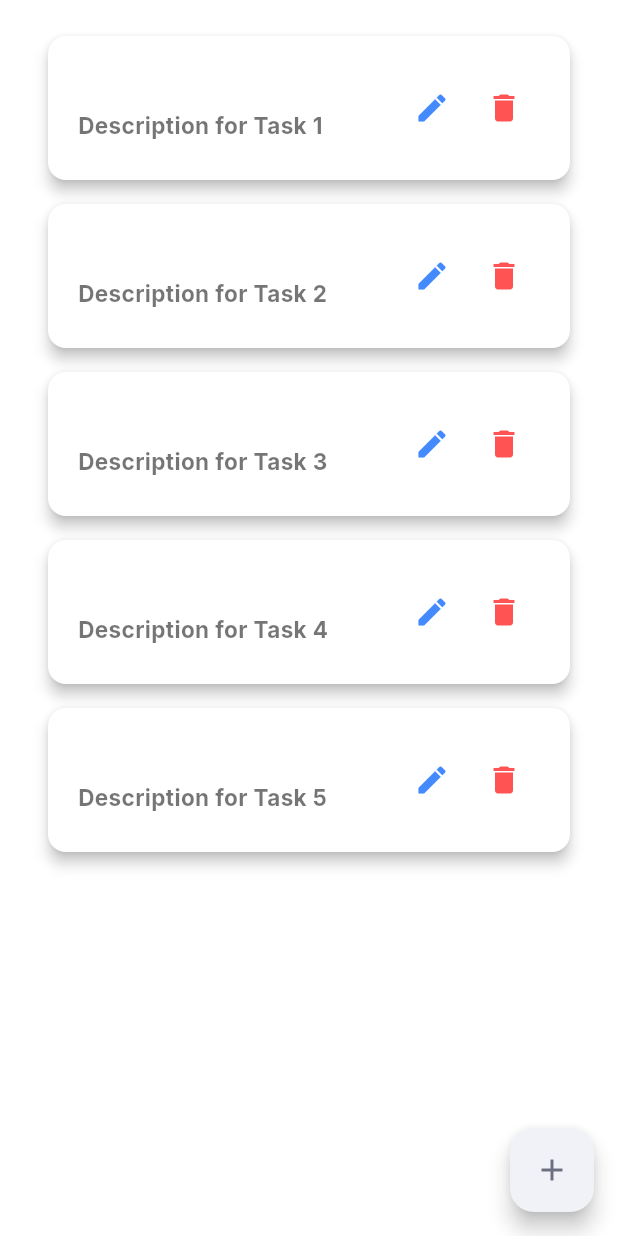
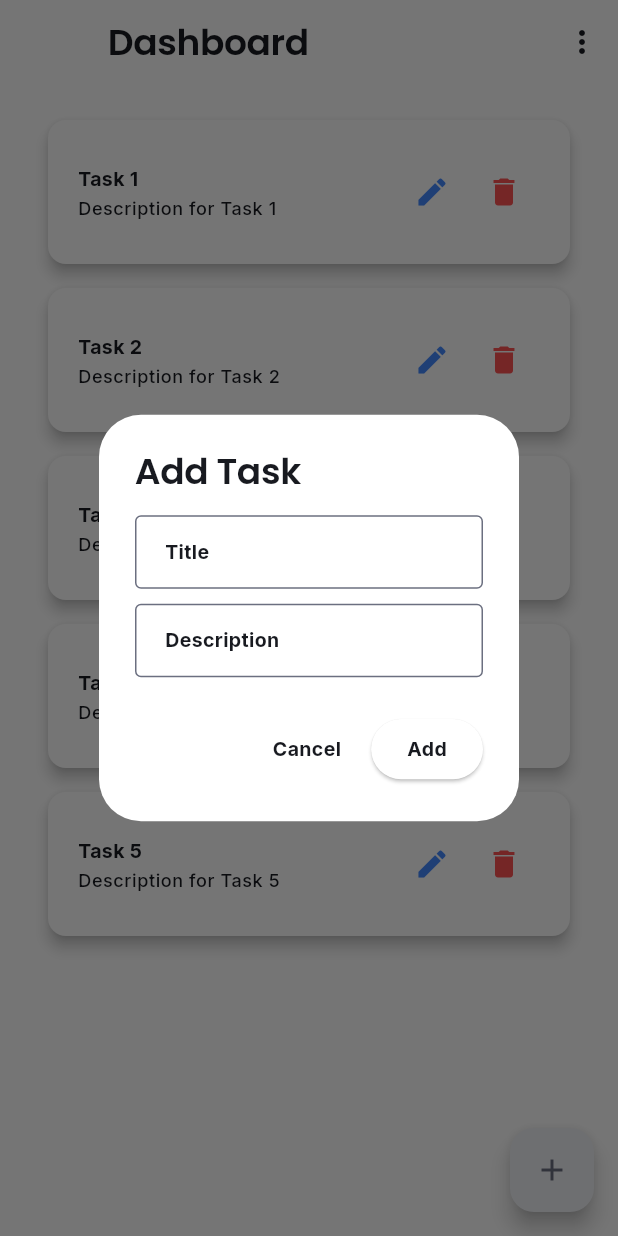
Before and after one commit to HhCruZ21/ToDo, a Flutter app: the DashboardPage screen opened by its route, after a tap on the "add" icon, on a phone screen of 412 x 824 dp. Run offline on Flutter 3.47's test engine with Material 3 defaults, Android fonts, the phone set to English and light mode, and no system bars; our stand-ins replace google_fonts.

Commit message:
Basic skeleton for the app completed

```diff
--- a/lib/views/dashboard/dashboard.dart
+++ b/lib/views/dashboard/dashboard.dart
@@ -1,11 +1,13 @@
 import 'package:flutter/material.dart';
+import 'package:flutter_application_1/views/dashboard/widgets/add_task.dart';
+import 'package:flutter_application_1/widgets/show_dialog.dart';
 
+import '../../config/routes.dart';
 import '../../models/task_model.dart';
+import '../../widgets/text_widgets.dart';
+import 'widgets/dashboard_menu.dart';
 import 'widgets/task_card.dart';
-
-//On edit show dialog with edit input
-//on create show dialog with input field
-//on delete ask for confirmation using dialog
+import 'widgets/task_list.dart';
 
 class DashboardPage extends StatefulWidget {
   const DashboardPage({super.key});
@@ -22,29 +24,37 @@ class _DashboardPageState extends State<DashboardPage> {
     Task(title: 'Task 4', description: 'Description for Task 4'),
     Task(title: 'Task 5', description: 'Description for Task 5'),
   ];
+
+  _onAddTask(BuildContext context) {
+    showDialog(
+        context: context,
+        builder: (context) {
+          return const AddTaskDialog();
+        });
+  }
+
   @override
   Widget build(BuildContext context) {
     return Scaffold(
+      appBar: AppBar(
+        title: const DisplayLargeText('Dashboard'),
+        actions: [const DashboardMenu()],
+      ),
       body: SafeArea(
         child: Padding(
           padding: EdgeInsets.fromLTRB(16.0, 16.0, 16.0, 0.0),
           child: SizedBox(
-              width: double.infinity,
-              child: SizedBox(
-                child: ListView.builder(
-                    itemCount: tasks.length,
-                    itemBuilder: (context, index) {
-                      return TaskCard(
-                        title: tasks[index].title,
-                        description: tasks[index].description,
-                      );
-                    }),
-              )),
+            width: double.infinity,
+            child: TaskList(
+              tasks: tasks,
+            ),
+          ),
         ),
       ),
       floatingActionButton: FloatingActionButton(
-        child: Icon(Icons.add),
-        onPressed: () {},
+        tooltip: 'Add Task',
+        child: const Icon(Icons.add),
+        onPressed: () => _onAddTask(context),
       ),
     );
   }
--- /dev/null
+++ b/lib/views/dashboard/widgets/add_task.dart
@@ -0,0 +1,50 @@
+import 'package:flutter/material.dart';
+import 'package:flutter_application_1/widgets/input_field.dart';
+import 'package:flutter_application_1/widgets/text_widgets.dart';
+
+class AddTaskDialog extends StatefulWidget {
+  const AddTaskDialog({super.key});
+
+  @override
+  State<AddTaskDialog> createState() => _AddTaskDialogState();
+}
+
+class _AddTaskDialogState extends State<AddTaskDialog> {
+  @override
+  Widget build(BuildContext context) {
+    final TextEditingController titleController = TextEditingController();
+    final TextEditingController descriptionController = TextEditingController();
+
+    return AlertDialog(
+      title: const DisplayLargeText('Add Task'),
+      content: Column(
+        mainAxisSize: MainAxisSize.min,
+        children: [
+          InputFieldWidget(
+            controller: titleController,
+            labelText: 'Title',
+          ),
+          const SizedBox(height: 10),
+          InputFieldWidget(
+            controller: descriptionController,
+            labelText: 'Description',
+          )
+        ],
+      ),
+      actions: [
+        TextButton(
+          onPressed: () {
+            Navigator.of(context).pop();
+          },
+          child: const BodyMediumText('Cancel'),
+        ),
+        ElevatedButton(
+          onPressed: () {
+            // Add task logic here
+          },
+          child: const BodyMediumText('Add'),
+        ),
+      ],
+    );
+  }
+}
--- a/lib/views/dashboard/widgets/task_card.dart
+++ b/lib/views/dashboard/widgets/task_card.dart
@@ -1,4 +1,8 @@
 import 'package:flutter/material.dart';
+
+import '../../../widgets/input_field.dart';
+import '../../../widgets/show_dialog.dart';
+import '../../../widgets/text_widgets.dart';
 
 class TaskCard extends StatefulWidget {
   const TaskCard({required this.title, required this.description, super.key});
@@ -11,9 +15,63 @@ class TaskCard extends StatefulWidget {
 }
 
 class _TaskCardState extends State<TaskCard> {
-  _onEdit(BuildContext context) {}
+  _onEdit(BuildContext context) {
+    final TextEditingController titleController = TextEditingController();
+    final TextEditingController descriptionController = TextEditingController();
+    showCustomDialog(
+        context: context,
+        title: const DisplayLargeText('Edit Task'),
+        content: Column(
+          mainAxisSize: MainAxisSize.min,
+          children: [
+            InputFieldWidget(
+              controller: titleController,
+              labelText: 'Title',
+            ),
+            const SizedBox(
+              height: 8,
+            ),
+            InputFieldWidget(
+                controller: descriptionController, labelText: 'Description'),
+          ],
+        ),
+        actions: [
+          TextButton(
+            onPressed: () => Navigator.of(context).pop(),
+            child: const BodyMediumText('Cancel'),
+          ),
+          const SizedBox(width: 4),
+          TextButton(
+            onPressed: () => Navigator.of(context).pop(),
+            child: const BodyMediumText('Save'),
+          ),
+        ]);
+  }
 
-  _onDelete(BuildContext context) {}
+  _onDelete(BuildContext context) {
+    showCustomDialog(
+      context: context,
+      title: const DisplayLargeText('Delete Task'),
+      content: Column(
+        mainAxisSize: MainAxisSize.min,
+        mainAxisAlignment: MainAxisAlignment.center,
+        children: [
+          BodyMediumText('Are you sure you want to delete this task?'),
+        ],
+      ),
+      actions: [
+        TextButton(
+          onPressed: () => Navigator.of(context).pop(),
+          child: const BodyMediumText('Cancel'),
+        ),
+        const SizedBox(width: 4),
+        TextButton(
+          onPressed: () => Navigator.of(context).pop(),
+          child: const BodyMediumText('Save'),
+        ),
+      ],
+    );
+  }
 
   @override
   Widget build(BuildContext context) {
@@ -24,14 +82,8 @@ class _TaskCardState extends State<TaskCard> {
       child: ListTile(
         contentPadding:
             const EdgeInsets.symmetric(horizontal: 20, vertical: 12),
-        title: Text(
-          widget.title,
-          style: const TextStyle(fontWeight: FontWeight.bold, fontSize: 18),
-        ),
-        subtitle: Text(
-          widget.description,
-          style: const TextStyle(fontSize: 15, color: Colors.black54),
-        ),
+        title: BodyMediumText(widget.title),
+        subtitle: BodySmallText(widget.description),
         trailing: Row(
           mainAxisSize: MainAxisSize.min,
           children: [
--- /dev/null
+++ b/lib/views/dashboard/widgets/task_list.dart
@@ -0,0 +1,35 @@
+import 'package:flutter/material.dart';
+import 'package:flutter_application_1/widgets/text_widgets.dart';
+
+import '../../../models/task_model.dart';
+import 'task_card.dart';
+
+class TaskList extends StatefulWidget {
+  const TaskList({required this.tasks, super.key});
+
+  final List<Task> tasks;
+
+  @override
+  State<TaskList> createState() => _TaskListState();
+}
+
+class _TaskListState extends State<TaskList> {
+  @override
+  Widget build(BuildContext context) {
+    return widget.tasks.isEmpty
+        ? Center(
+            child: BodyLargeText(
+              'No tasks added yet',
+            ),
+          )
+        : ListView.builder(
+            key: ValueKey(widget.tasks.length),
+            itemCount: widget.tasks.length,
+            itemBuilder: (context, index) {
+              return TaskCard(
+                title: widget.tasks[index].title,
+                description: widget.tasks[index].description,
+              );
+            });
+  }
+}
--- a/lib/widgets/primary_button.dart
+++ b/lib/widgets/primary_button.dart
@@ -1,4 +1,5 @@
 import 'package:flutter/material.dart';
+import 'package:flutter_application_1/widgets/text_widgets.dart';
 
 class PrimaryButton extends StatelessWidget {
   const PrimaryButton({required this.text, required this.onPressed, super.key});
@@ -12,7 +13,7 @@ class PrimaryButton extends StatelessWidget {
       width: MediaQuery.of(context).size.width,
       child: ElevatedButton(
         onPressed: onPressed,
-        child: Text(text),
+        child: BodyLargeText(text),
       ),
     );
   }
```
Also changed, not shown: lib/views/dashboard/widgets/dashboard_menu.dart (added, +90 -0 lines), lib/views/profile/profile.dart (added, +15 -0 lines), lib/widgets/show_dialog.dart (added, +17 -0 lines), 4 other files.
